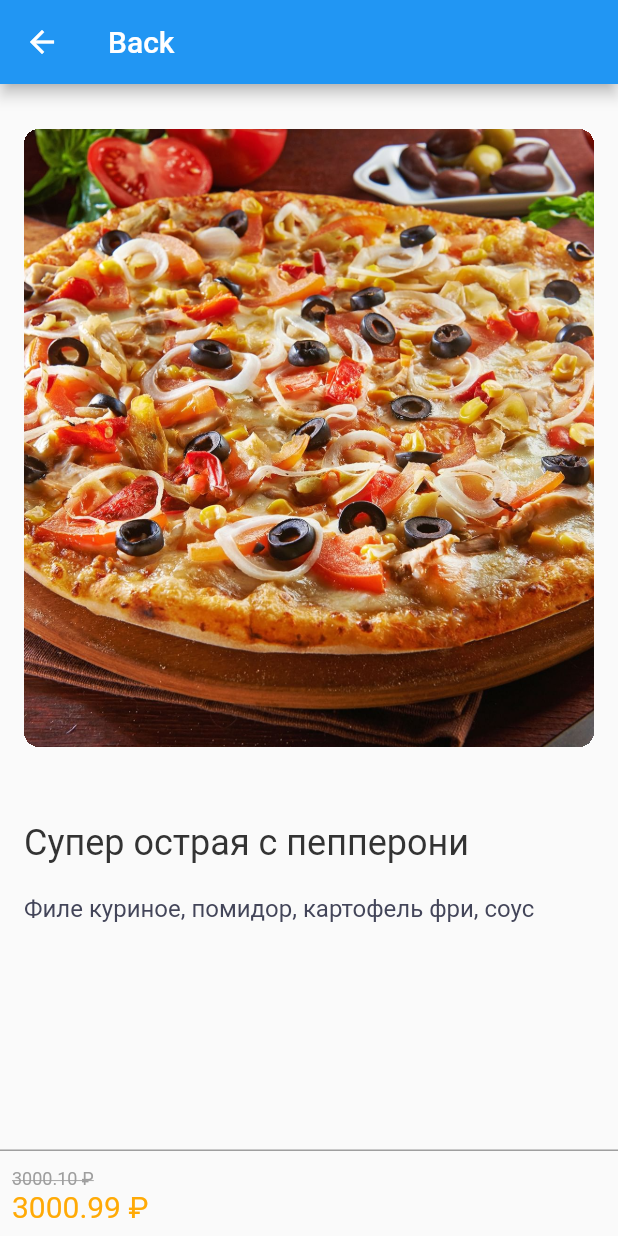
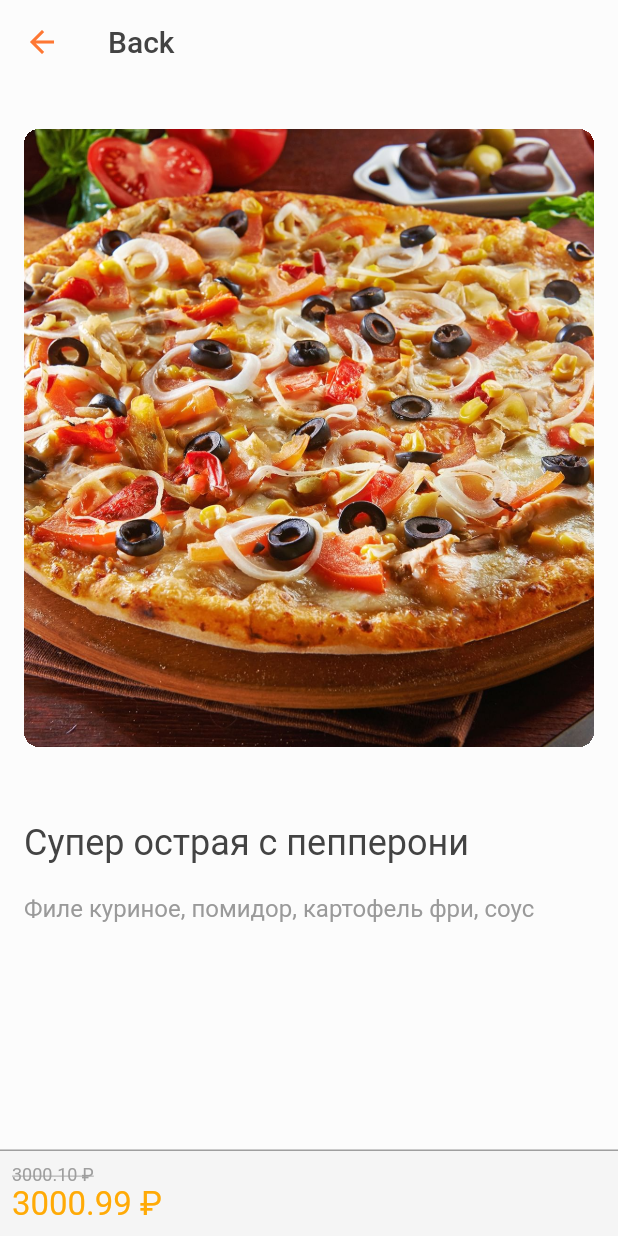
Before and after one commit to Lexx96/Test-App-Actonica, a Flutter app: the screen it shows after launch, after a tap on "Супер острая с пепперони", on a phone screen of 412 x 824 dp. Run offline on Flutter 3.47's test engine with Material 2 defaults, Android fonts, the phone set to English and light mode, and no system bars; our stand-ins replace adaptive_theme, flutter_bloc, scrollable_positioned_list.

Commit message:
Добавлены адаптивные темы, библиотека adaptive_theme

```diff
--- a/lib/main.dart
+++ b/lib/main.dart
@@ -1,10 +1,13 @@
 import 'package:flutter/material.dart';
 import 'package:test_app_actonica/utils/main_navigation/main_navigation.dart';
 import 'package:flutter_bloc/flutter_bloc.dart';
+import 'package:test_app_actonica/utils/themes/my_dark_theme.dart';
+import 'package:test_app_actonica/utils/themes/my_light_theme.dart';
 import 'generated/l10n.dart';
 import 'modules/main_screen/bloc/main_screen_bloc.dart';
 import 'modules/main_screen/bloc/main_screen_event.dart';
 import 'package:flutter_localizations/flutter_localizations.dart';
+import 'package:adaptive_theme/adaptive_theme.dart';
 
 void main() {
   runApp(const Home());
@@ -20,7 +23,13 @@ class Home extends StatelessWidget {
         ..add(
           LoadingDataEvent(),
         ),
-      child: MaterialApp(
+      child: AdaptiveTheme(
+        light: myLightTheme,
+        dark: myDarkTheme,
+        initial: AdaptiveThemeMode.light,
+        builder: (light, dark) => MaterialApp(
+          theme: light,
+          darkTheme: dark,
           localizationsDelegates: const [
             S.delegate,
             GlobalMaterialLocalizations.delegate,
@@ -36,6 +45,7 @@ class Home extends StatelessWidget {
           initialRoute: MainNavigation().initialRouteMain,
           routes: MainNavigation().routes,
         ),
+      ),
     );
   }
 }
--- a/lib/modules/detail_screen/detail_screen.dart
+++ b/lib/modules/detail_screen/detail_screen.dart
@@ -2,6 +2,7 @@ import 'package:flutter/material.dart';
 import 'package:test_app_actonica/generated/l10n.dart';
 import 'package:test_app_actonica/modules/main_screen/models/detail_info.dart';
 import 'package:test_app_actonica/modules/main_screen/widgets/image_widget.dart';
+import 'package:test_app_actonica/utils/themes/my_light_theme.dart';
 
 /// Экран вывода детальной информации о товаре
 /// принимает экземпляр класса DetailInfoModel [detailInfoModel]
@@ -19,7 +20,10 @@ class DetailScreen extends StatelessWidget {
     final _sizeScreen = MediaQuery.of(context).size;
     return Scaffold(
       appBar: AppBar(
-        title: Text(S.of(context).back),
+        title: Text(
+          S.of(context).back,
+          style: const TextStyle(color: ColorsLightTheme.textColor),
+        ),
       ),
       body: ListView(
         children: [
@@ -44,8 +48,9 @@ class DetailScreen extends StatelessWidget {
                       Text(
                         detailInfoModel.title,
                         style: const TextStyle(
-                            fontSize: 24.0,
-                            color: Color.fromRGBO(51, 51, 51, 1)),
+                          fontSize: 24.0,
+                          color: ColorsLightTheme.textColor,
+                        ),
                         maxLines: 2,
                         overflow: TextOverflow.clip,
                       ),
@@ -55,7 +60,7 @@ class DetailScreen extends StatelessWidget {
                       Text(
                         detailInfoModel.description,
                         style: const TextStyle(
-                          color: Color.fromRGBO(67, 69, 89, 1),
+                          color: ColorsLightTheme.descriptionCardColor,
                           fontSize: 16.0,
                         ),
                       ),
@@ -72,6 +77,7 @@ class DetailScreen extends StatelessWidget {
             ? _sizeScreen.height * 0.07
             : _sizeScreen.height * 0.15,
         decoration: const BoxDecoration(
+          color: ColorsLightTheme.navigationBarBackgroundColor,
           border: Border(
             top: BorderSide(
               width: 1.0,
@@ -101,7 +107,7 @@ class DetailScreen extends StatelessWidget {
                   Text(
                     '${detailInfoModel.price}.99 ₽',
                     style: const TextStyle(
-                      fontSize: 20.0,
+                      fontSize: 22.0,
                       color: Color.fromRGBO(255, 170, 6, 1),
                     ),
                   ),
--- a/lib/modules/main_screen/main_screen.dart
+++ b/lib/modules/main_screen/main_screen.dart
@@ -2,6 +2,7 @@ import 'package:flutter/material.dart';
 import 'package:test_app_actonica/generated/l10n.dart';
 import 'package:test_app_actonica/modules/main_screen/widgets/card_widget.dart';
 import 'package:test_app_actonica/modules/main_screen/widgets/scroll_widget/scrollable_list_tab.dart';
+import 'package:test_app_actonica/utils/themes/my_light_theme.dart';
 import 'bloc/main_screen_bloc.dart';
 import 'bloc/main_screen_state.dart';
 import 'models/all_products_model.dart';
@@ -30,7 +31,10 @@ class _MainScreenState extends State<MainScreen>
 
     return Scaffold(
       appBar: AppBar(
-        title: Text(S.of(context).menu),
+        title: Text(
+          S.of(context).menu,
+          style: const TextStyle(color: ColorsLightTheme.textColor),
+        ),
       ),
       body: _state is LoadedDataProductsState
           ? ScrollableListTabView(
@@ -49,11 +53,11 @@ class _MainScreenState extends State<MainScreen>
       (allProductsModel) {
         return ScrollableListTab(
           tab: ListTab(
-            inactiveChildColor: Colors.grey,
-            activeBackgroundColor: Colors.yellow,
+            inactiveChildColor: ColorsLightTheme.descriptionCardColor,
+            activeBackgroundColor: ColorsLightTheme.headerColor,
             label: Text(
               allProductsModel.category,
-              style: const TextStyle(fontSize: 14.0),
+              style: const TextStyle(fontSize: 16.0),
             ),
           ),
           body: ListView.builder(
--- a/lib/modules/main_screen/widgets/card_widget.dart
+++ b/lib/modules/main_screen/widgets/card_widget.dart
@@ -1,6 +1,7 @@
 import 'package:flutter/material.dart';
 import 'package:test_app_actonica/modules/detail_screen/detail_screen.dart';
 import 'package:test_app_actonica/modules/main_screen/models/detail_info.dart';
+import 'package:test_app_actonica/utils/themes/my_light_theme.dart';
 import 'image_widget.dart';
 
 /// Виджет вывода товара в виде карточки в ленте товаров
@@ -54,7 +55,9 @@ class CardWidget extends StatelessWidget {
                       Text(
                         detailInfoModel.title,
                         style: const TextStyle(
-                            fontSize: 16.0, color: Colors.black87),
+                          fontSize: 16.0,
+                          color: ColorsLightTheme.textColor,
+                        ),
                         maxLines: 2,
                         overflow: TextOverflow.ellipsis,
                       ),
@@ -62,7 +65,9 @@ class CardWidget extends StatelessWidget {
                         child: Text(
                           detailInfoModel.description,
                           style: const TextStyle(
-                              fontSize: 14.0, color: Colors.black38),
+                            fontSize: 14.0,
+                            color: ColorsLightTheme.descriptionCardColor,
+                          ),
                           overflow: TextOverflow.fade,
                         ),
                       ),
@@ -73,7 +78,7 @@ class CardWidget extends StatelessWidget {
                             '${detailInfoModel.price} ₽',
                             style: const TextStyle(
                               fontSize: 20.0,
-                              color: Color.fromRGBO(255, 170, 6, 1),
+                              color: ColorsLightTheme.priceColor,
                             ),
                           ),
                         ],
--- /dev/null
+++ b/lib/utils/themes/my_dark_theme.dart
@@ -0,0 +1,7 @@
+import 'package:flutter/material.dart';
+
+/// Класс настроек цветов преложения
+abstract class ColorsDarkTheme {}
+
+/// Переменная для переопределения темы приложения
+final myDarkTheme = ThemeData.dark().copyWith();
--- /dev/null
+++ b/lib/utils/themes/my_light_theme.dart
@@ -0,0 +1,24 @@
+import 'package:flutter/material.dart';
+
+/// Класс настроек цветов преложения
+abstract class ColorsLightTheme {
+  static const Color scaffoldBackgroundColor =
+      Color.fromRGBO(252, 252, 252, 1.0);
+  static const Color navigationBarBackgroundColor =
+      Color.fromRGBO(245, 245, 245, 1.0);
+  static const Color headerColor = Color.fromRGBO(254, 119, 51, 1);
+  static const Color textColor = Color.fromRGBO(67, 67, 67, 1);
+  static const Color priceColor = Color.fromRGBO(255, 172, 11, 1);
+  static const Color titleTextCardColor = Color.fromRGBO(127, 127, 127, 1);
+  static const Color descriptionCardColor = Color.fromRGBO(154, 154, 154, 1);
+}
+
+/// Переменная для переопределения темы приложения
+final myLightTheme = ThemeData.light().copyWith(
+  scaffoldBackgroundColor: ColorsLightTheme.scaffoldBackgroundColor,
+  appBarTheme: const AppBarTheme(
+    foregroundColor: ColorsLightTheme.headerColor,
+    backgroundColor: ColorsLightTheme.scaffoldBackgroundColor,
+    elevation: 0,
+  ),
+);
--- a/pubspec.yaml
+++ b/pubspec.yaml
@@ -41,6 +41,7 @@ dev_dependencies:
   flutter_localizations:
     sdk: flutter
   intl: ^0.17.0
+  adaptive_theme: ^2.2.0
   scrollable_positioned_list: ^0.2.3
   flutter_bloc: ^8.0.1
 
```
Also changed, not shown: pubspec.lock. Lines whose indentation alone changed are shown as unchanged.
